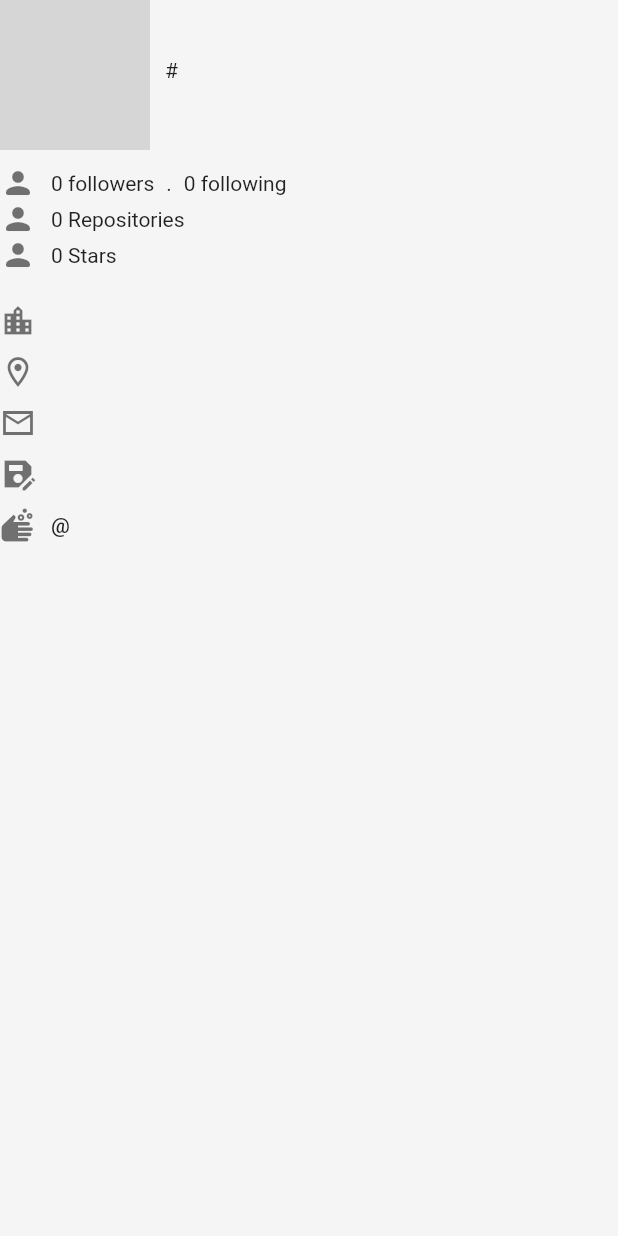
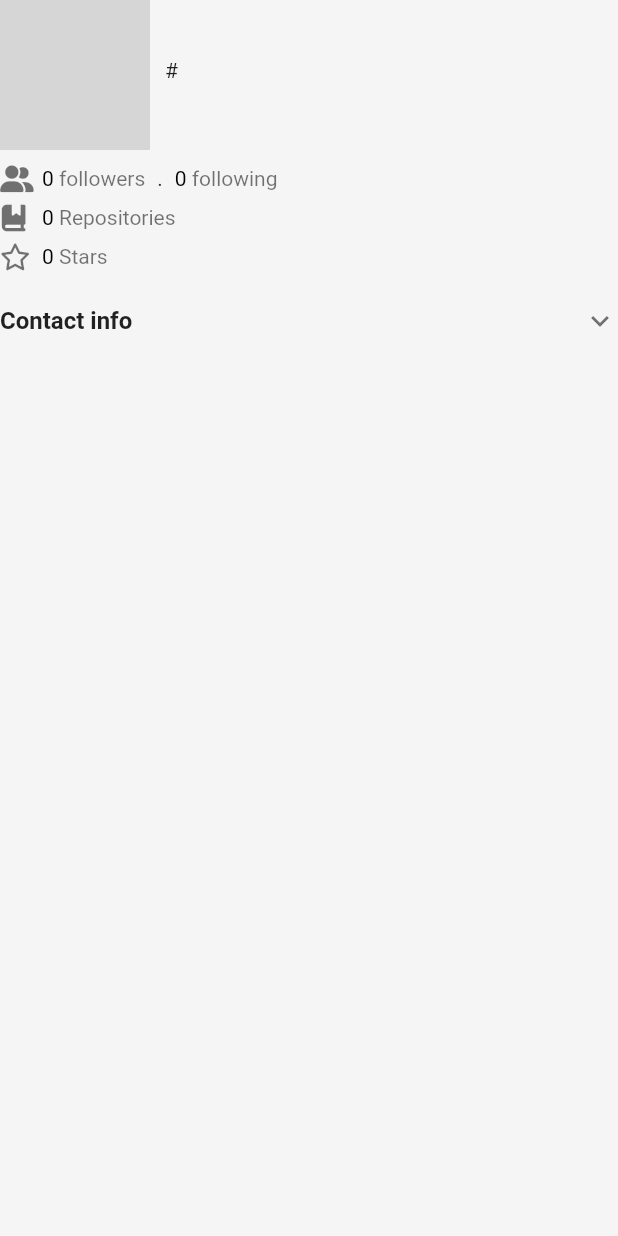
Before and after one commit to justin-htun/flutter_github, a Flutter app: the UserDetailHeader widget shown alone on an empty page, opened directly with empty values, on a phone screen of 412 x 824 dp. Run offline on Flutter 3.47's test engine with Material 2 defaults, Android fonts, the phone set to English and light mode, and no system bars; drawn by our look-alikes of cached_network_image; our stand-ins replace dio, font_awesome_flutter, get; network calls fail; grey boxes are pictures that could not be loaded.

Commit message:
final code

```diff
--- a/lib/app/modules/user/providers/user_provider.dart
+++ b/lib/app/modules/user/providers/user_provider.dart
@@ -7,7 +7,7 @@ class UserProvider {
   Future<List<User>> getAllUsers(int page) async {
     List<User> userList = [];
     try {
-      var response = await DIOService.createDio().get("/users?per_page=${ApiConfig.perPage}&page=$page");
+      var response = await DIOService.createDio().get("/users?per_page=100&page=$page");
       if (response.statusCode == 200) {
         var data = response.data;
         userList = List.from(data??{}).map((e)=>User.fromJson(e)).toList();
--- a/lib/app/modules/user/views/user_view.dart
+++ b/lib/app/modules/user/views/user_view.dart
@@ -35,10 +35,9 @@ class UserView extends GetView<UserController> {
                         .userScrollDirection ==
                         ScrollDirection.reverse &&
                     !controller.reachedMax.value) {
-                  // start loading data
                   controller.currentPage.value += 1;
-                  controller.getAllUsers(
-                      isLoading: false, isLoadMore: true);
+                  // controller.getAllUsers(
+                  //     isLoading: false, isLoadMore: true);
                 }
                 if (!controller.isRefreshing.value &&
                     controller.scrollController.position
--- a/lib/app/modules/user_detail/controllers/user_detail_controller.dart
+++ b/lib/app/modules/user_detail/controllers/user_detail_controller.dart
@@ -10,7 +10,7 @@ class UserDetailController extends GetxController {
 
   var currentPage = 0.obs;
   final isRefreshing = false.obs;
-  final isRepoLoading = true.obs;
+  final isInitialLoading = true.obs;
   final isLoadMoreRepos = false.obs;
   final reachedMax = false.obs;
   final userDetailData = UserDetail().obs;
@@ -21,8 +21,7 @@ class UserDetailController extends GetxController {
   void onInit() {
     if(Get.arguments != null) {
       userLogin.value = Get.arguments["userLogin"];
-      fetchUserDetailData(userLogin: userLogin.value);
-      getAllRepos( userLogin: userLogin.value,isLoading: false, isLoadMore: false);
+      fetchUserDetailData(userLoginValue: userLogin.value);
     }
     super.onInit();
   }
@@ -31,31 +30,30 @@ class UserDetailController extends GetxController {
     await Future.delayed(const Duration(seconds: 1));
     isRefreshing(true);
     currentPage.value = 0;
-    await fetchUserDetailData(userLogin: userLogin.value);
-    await getAllRepos( userLogin: userLogin.value,isLoading: false, isLoadMore: false);
+    await fetchUserDetailData(userLoginValue: userLogin.value);
     isRefreshing(false);
   }
 
-  Future<void> fetchUserDetailData({required String userLogin}) async {
-    isRepoLoading(true);
+  Future<void> fetchUserDetailData({required String userLoginValue}) async {
+    isInitialLoading(true);
     userDetailProvider
-        .fetchUserDetailData(userLogin)
+        .fetchUserDetailData(userLoginValue)
         .then(
           (value) async {
             userDetailData.value = value;
-            isRepoLoading(false);
-      },
+            isInitialLoading(false);
+            getAllRepos( userLogin: userLogin.value,isLoading: false, isLoadMore: false);
+          },
     ).catchError((error) {
       // AppUtil.showMessage(
       //     title: 'Error',
       //     message: "Fetch product detail data failed",
       //     alertType: AlertType.error);
-      isRepoLoading(false);
+      isInitialLoading(false);
     });
   }
 
   Future<void> getAllRepos({required String userLogin,bool isLoading = true, bool isLoadMore = false}) async {
-    isRepoLoading(isLoading);
     isLoadMoreRepos(isLoadMore);
     userDetailProvider.getAllRepos(userLogin,currentPage.value).then((value) {
       if (isLoadMore) {
@@ -66,10 +64,8 @@ class UserDetailController extends GetxController {
         repoList.value = value;
       }
       reachedMax.value = (value == []);
-      isRepoLoading(false);
       isLoadMoreRepos(false);
     }).catchError((onError) {
-      isRepoLoading(false);
       isLoadMoreRepos(false);
     });
   }
--- a/lib/app/modules/user_detail/views/repo_item_view.dart
+++ b/lib/app/modules/user_detail/views/repo_item_view.dart
@@ -11,7 +11,15 @@ class RepoItem extends StatelessWidget {
 
   @override
   Widget build(BuildContext context) {
-    return Column(
+    return Container(
+      padding: const EdgeInsets.all(15),
+      decoration: BoxDecoration(
+        border: Border.all(
+          color: Colors.black38
+        ),
+        borderRadius: BorderRadius.circular(10)
+      ),
+      child: Column(
         crossAxisAlignment: CrossAxisAlignment.start,
         children: [
           Text(
@@ -24,6 +32,7 @@ class RepoItem extends StatelessWidget {
             style: const TextStyle(color: Colors.black54, fontSize: 13),
           )
         ],
+      ),
     );
   }
 }
--- a/lib/app/modules/user_detail/views/user_detail_header_view.dart
+++ b/lib/app/modules/user_detail/views/user_detail_header_view.dart
@@ -1,4 +1,6 @@
+import 'package:flutter/cupertino.dart';
 import 'package:flutter/material.dart';
+import 'package:font_awesome_flutter/font_awesome_flutter.dart';
 import 'package:intl/intl.dart';
 import '../../../widgets/common_image_view.dart';
 import '../models/user_detail_model.dart';
@@ -42,7 +44,7 @@ class UserDetailHeader extends StatelessWidget {
                     height: 10,
                   ),
                   Text(
-                    '${userDetail.name}',
+                    userDetail.name??"GitHub user",
                     style: const TextStyle(
                         fontWeight: FontWeight.bold, fontSize: 16),
                   ),
@@ -64,52 +66,133 @@ class UserDetailHeader extends StatelessWidget {
             ),
           ],
         ),
-        const SizedBox(height: 10,),
-        Row  (
+        const SizedBox(
+          height: 10,
+        ),
+        Row(
           crossAxisAlignment: CrossAxisAlignment.center,
           children: [
-            const Icon(Icons.person_rounded, color: Colors.black54,),
-            const SizedBox(width: 10,),
-
-            Text(
-              '${NumberFormat.compact().format(userDetail.followers)} followers',
+            const Icon(
+              FontAwesomeIcons.userGroup,
+              color: Colors.black54,
+              size: 18,
+            ),
+            const SizedBox(
+              width: 10,
+            ),
+            RichText(
+              text: TextSpan(
+                  text:
+                      NumberFormat.compact().format(userDetail.followers ?? 0),
+                  style: const TextStyle(color: Colors.black),
+                  children: const [
+                    TextSpan(
+                      text: " followers",
+                      style: TextStyle(color: Colors.black54),
+                    )
+                  ]),
             ),
             const Padding(
               padding: EdgeInsets.symmetric(horizontal: 8.0),
-              child: Text (
+              child: Text(
                 '.',
               ),
-            ),            Text(
-              '${NumberFormat.compact().format(userDetail.following)} following',
-            )
-          ],
-        ),
-        Row  (
-          crossAxisAlignment: CrossAxisAlignment.center,
-          children: [
-            const Icon(Icons.person_rounded, color: Colors.black54,),
-            const SizedBox(width: 10,),
-            Text(
-              '${NumberFormat.compact().format(userDetail.publicRepos)} Repositories',
+            ),
+            RichText(
+              text: TextSpan(
+                  text: NumberFormat.compact().format(userDetail.following??0),
+                  style: const TextStyle(color: Colors.black),
+                  children: const [
+                    TextSpan(
+                      text: " following",
+                      style: TextStyle( color: Colors.black54),)
+                  ]),
             ),
           ],
         ),
-        Row  (
+        const SizedBox(
+          height: 8,
+        ),
+        Row(
           crossAxisAlignment: CrossAxisAlignment.center,
           children: [
-            const Icon(Icons.person_rounded, color: Colors.black54,),
-            const SizedBox(width: 10,),
-            Text(
-              '${NumberFormat.compact().format(userDetail.publicGists)} Stars',
+            const Icon(FontAwesomeIcons.bookBookmark,
+                color: Colors.black54, size: 18),
+            const SizedBox(
+              width: 10,
+            ),
+            RichText(
+              text: TextSpan(
+                  text: NumberFormat.compact().format(userDetail.publicRepos??0),
+                  style: const TextStyle(color: Colors.black),
+                  children: const [
+                    TextSpan(
+                      text: " Repositories",
+                      style: TextStyle( color: Colors.black54),)
+                  ]),
             ),
           ],
         ),
-        const SizedBox(height: 15,),
-        userInfoItem(Icons.location_city, "${userDetail.company}"),
-        userInfoItem(Icons.location_on_outlined, "${userDetail.location}"),
-        userInfoItem(Icons.mail_outline_sharp, "${userDetail.email}"),
-        userInfoItem(Icons.save_as_sharp, "${userDetail.blog}"),
-        userInfoItem(Icons.soap, "@${userDetail.twitterUsername}"),
+        const SizedBox(
+          height: 8,
+        ),
+        Row(
+          crossAxisAlignment: CrossAxisAlignment.center,
+          children: [
+            const Icon(FontAwesomeIcons.star, color: Colors.black54, size: 18),
+            const SizedBox(
+              width: 10,
+            ),
+            RichText(
+              text: TextSpan(
+                  text: NumberFormat.compact().format(userDetail.publicGists??0),
+                  style: const TextStyle(color: Colors.black),
+                  children: const [
+                    TextSpan(
+                      text: " Stars",
+                      style: TextStyle( color: Colors.black54),)
+                  ]),
+            ),
+          ],
+        ),
+        const SizedBox(
+          height: 5,
+        ),
+        ListTileTheme(
+          contentPadding: const EdgeInsets.all(0),
+          child: ExpansionTile(
+              title: const Text(
+                'Contact info',
+                style: TextStyle(
+                    fontWeight: FontWeight.bold, color: Colors.black87),
+              ),
+              children: <Widget>[
+                Visibility(
+                  visible: userDetail.company != null,
+                  child: userInfoItem(
+                      FontAwesomeIcons.building, "${userDetail.company}"),
+                ),
+                Visibility(
+                  visible: userDetail.location != null,
+                  child: userInfoItem(
+                      FontAwesomeIcons.locationDot, "${userDetail.location}"),
+                ),
+                Visibility(
+                    visible: userDetail.email != null,
+                    child: userInfoItem(FontAwesomeIcons.envelope, "${userDetail.email}")),
+                Visibility(
+                    visible: userDetail.blog != null,
+                    child: userInfoItem(FontAwesomeIcons.blog, "${userDetail.blog}")),
+                Visibility(
+                  visible: userDetail.twitterUsername != null,
+                  child: userInfoItem(
+                      FontAwesomeIcons.twitter, "@${userDetail.twitterUsername}"),
+                ),
+                const SizedBox(
+                  height: 10,
+                )
+              ]),
+        ),
       ],
     );
   }
@@ -117,11 +200,17 @@ class UserDetailHeader extends StatelessWidget {
   Widget userInfoItem(IconData iconData, String info) {
     return Padding(
       padding: const EdgeInsets.symmetric(vertical: 5.0),
-      child: Row  (
+      child: Row(
         crossAxisAlignment: CrossAxisAlignment.center,
         children: [
-          Icon(iconData, color: Colors.black54,),
-          const SizedBox(width: 10,),
+          Icon(
+            iconData,
+            color: Colors.black54,
+            size: 20,
+          ),
+          const SizedBox(
+            width: 10,
+          ),
           Expanded(
             child: SelectableText(
               info,
--- a/lib/app/modules/user_detail/views/user_detail_view.dart
+++ b/lib/app/modules/user_detail/views/user_detail_view.dart
@@ -17,7 +17,7 @@ class UserDetailView extends GetView<UserDetailController> {
       body: RefreshIndicator(
         key: _refreshIndicatorKey,
         onRefresh: controller.refreshUserDetailList,
-        child: controller.isRepoLoading.value
+        child: controller.isInitialLoading.value
             ? const Center(
           child: CircularProgressIndicator.adaptive(),
         )
@@ -53,16 +53,16 @@ class UserDetailView extends GetView<UserDetailController> {
               crossAxisAlignment: CrossAxisAlignment.start,
               children: [
                 UserDetailHeader(userDetail: controller.userDetailData.value,),
-                const SizedBox(height: 20,),
+                const SizedBox(height: 10,),
                 const Text(
                   'Repositories',
                   style: TextStyle(fontWeight: FontWeight.bold, fontSize: 16),
                 ),
-                const SizedBox(height: 15,),
+                const SizedBox(height: 20,),
                 ListView.separated(
-                    separatorBuilder: (context, index) => const Padding(
-                      padding: EdgeInsets.symmetric(vertical: 8.0),
-                      child: Divider(),
+                  padding: const EdgeInsets.only(bottom: 10),
+                    separatorBuilder: (context, index) => const SizedBox(
+                      height: 10,
                     ),
                     physics: const NeverScrollableScrollPhysics(),
                     shrinkWrap: true,
--- a/pubspec.yaml
+++ b/pubspec.yaml
@@ -40,6 +40,7 @@ dependencies:
   dio: ^4.0.6
   cached_network_image: ^3.2.3
   intl: ^0.18.0
+  font_awesome_flutter: ^10.3.0
 
 dev_dependencies:
   flutter_test:
```
Lines whose indentation alone changed are shown as unchanged.
